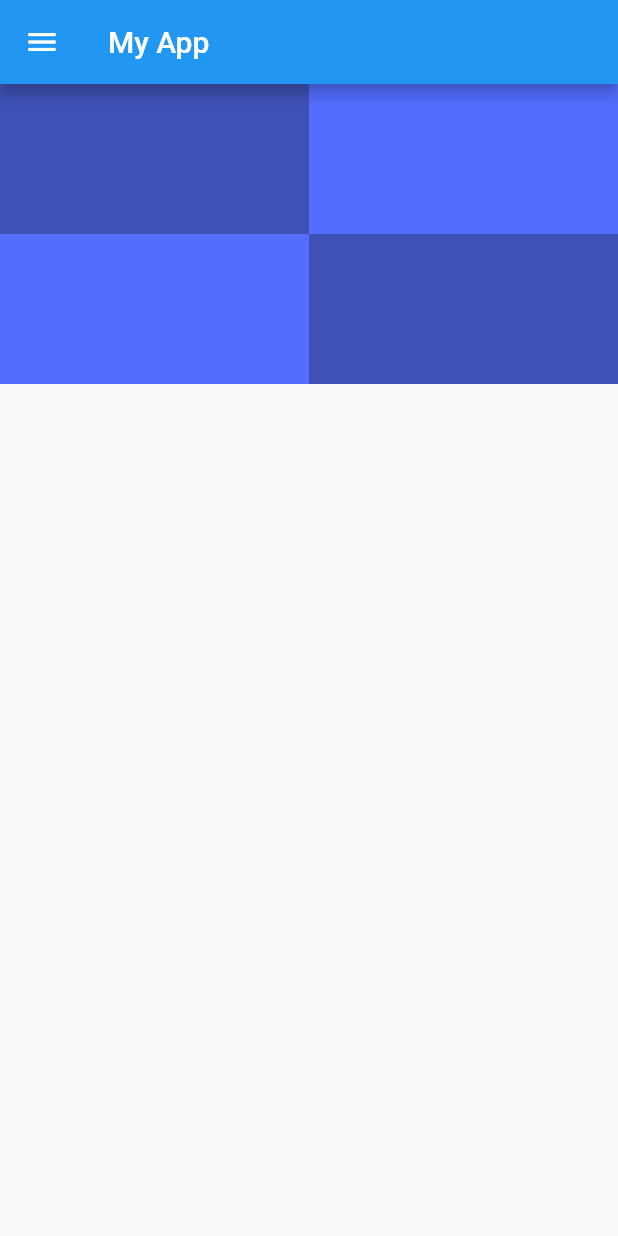
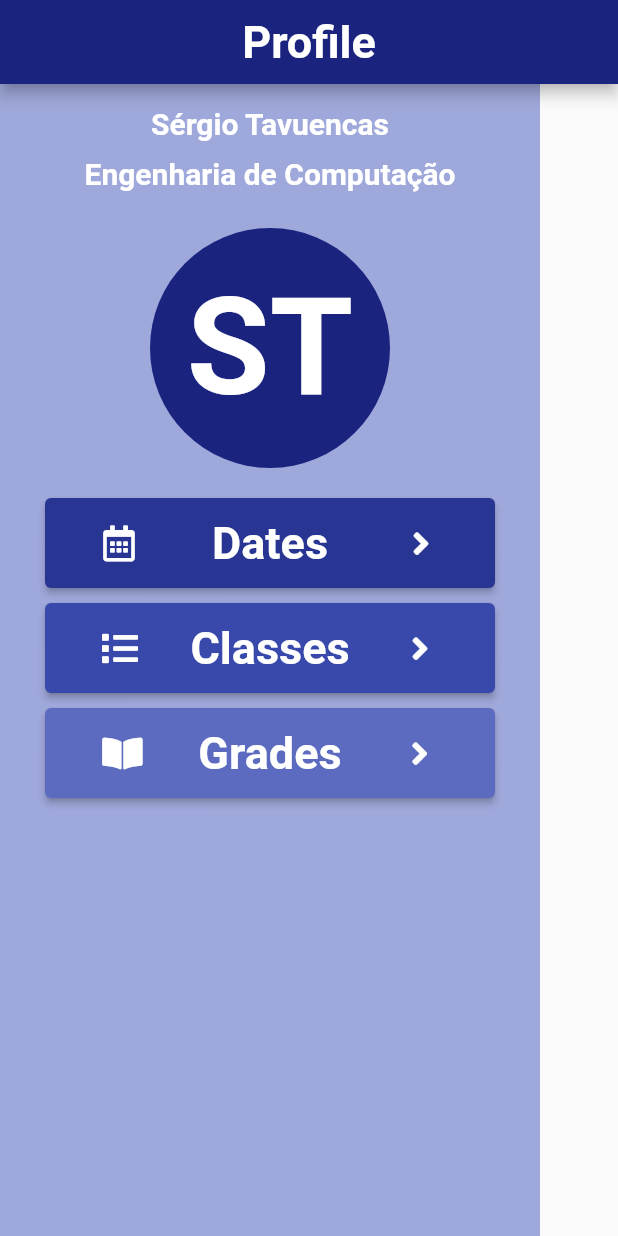
Before and after one commit to sergiotavuencas/mobile-project, a Flutter app: the screen it shows after launch, on a phone screen of 412 x 824 dp. Run offline on Flutter 3.47's test engine with Material 2 defaults, Android fonts, the phone set to English and light mode, and no system bars; our stand-ins replace font_awesome_flutter.

Commit message:
Removed exams classes, added profile classes, renamed route

```diff
--- a/my_app/lib/MyDrawer.dart
+++ b/my_app/lib/MyDrawer.dart
@@ -1,5 +1,5 @@
 import 'package:flutter/material.dart';
-import 'package:my_app/FirstRoute.dart';
+import 'package:my_app/DatesRoute.dart';
 
 import 'SecondRoute.dart';
 
@@ -18,7 +18,7 @@ class MyDrawer extends StatelessWidget {
             onTap: (){
               Navigator.push(
                 context,
-                MaterialPageRoute(builder: (context) => FirstRoute()),
+                MaterialPageRoute(builder: (context) => DatesRoute()),
               );
             },
           ),
--- /dev/null
+++ b/my_app/lib/ProfileButtons.dart
@@ -0,0 +1,152 @@
+import 'package:flutter/cupertino.dart';
+import 'package:flutter/material.dart';
+import 'package:font_awesome_flutter/font_awesome_flutter.dart';
+
+import 'DatesRoute.dart';
+
+class ProfileButtons extends StatelessWidget {
+  const ProfileButtons({
+    Key key,
+  }) : super(key: key);
+
+
+  @override
+  Widget build(BuildContext context) {
+    return Row(
+      children: [
+        Container(
+          child: Column(
+            children: [
+              Padding(
+                padding: const EdgeInsets.fromLTRB(0, 0, 0, 10),
+                child: Container(
+                  child: ConstrainedBox(
+                    constraints: BoxConstraints(
+                      minWidth: 300,
+                      minHeight: 60,
+                    ),
+                    child: ElevatedButton(
+                      child: Container(
+                        child: Row(
+                          children: [
+                            Align(
+                              alignment: Alignment.centerLeft,
+                              child: Icon(FontAwesomeIcons.calendarAlt)
+                            ),
+                            Container(
+                              alignment: Alignment.center,
+                              margin: const EdgeInsets.only( left: 50.0 , right: 50.0),
+                              child: Text("Dates")
+                            ),
+                            Align(
+                              alignment: Alignment.centerRight,
+                              child: Icon(FontAwesomeIcons.angleRight)
+                            ),
+                          ],
+                        ),
+                      ),
+                      style: ElevatedButton.styleFrom(
+                        primary: Color(0xff283593),
+                        textStyle: TextStyle(
+                          fontSize: 30,
+                          fontWeight: FontWeight.bold
+                        )
+                      ),
+                      onPressed: (){
+                        Navigator.push(context, MaterialPageRoute(builder: (context) => DatesRoute()));
+                      }
+                    )
+                  )
+                ),
+              ),
+              Padding(
+                padding: const EdgeInsets.fromLTRB(0, 0, 0, 10),
+                child: Container(
+                    child: ConstrainedBox(
+                        constraints: BoxConstraints(
+                          minWidth: 300,
+                          minHeight: 60,
+                        ),
+                        child: ElevatedButton(
+                            child: Container(
+                              child: Row(
+                                children: [
+                                  Align(
+                                      alignment: Alignment.centerLeft,
+                                      child: Icon(FontAwesomeIcons.list)
+                                  ),
+                                  Container(
+                                      alignment: Alignment.center,
+                                      margin: const EdgeInsets.only( left: 35.0 , right: 35.0),
+                                      child: Text("Classes")
+                                  ),
+                                  Align(
+                                      alignment: Alignment.centerRight,
+                                      child: Icon(FontAwesomeIcons.angleRight)
+                                  ),
+                                ],
+                              ),
+                            ),
+                            style: ElevatedButton.styleFrom(
+                                primary: Color(0xff3949AB),
+                                textStyle: TextStyle(
+                                    fontSize: 30,
+                                    fontWeight: FontWeight.bold
+                                )
+                            ),
+                            onPressed: (){
+                              //Navigator.push(context, MaterialPageRoute(builder: (context) => ClassesRoute()));
+                            }
+                        )
+                    )
+                ),
+              ),
+              Padding(
+                padding: const EdgeInsets.fromLTRB(0, 0, 0, 10),
+                child: Container(
+                    child: ConstrainedBox(
+                        constraints: BoxConstraints(
+                          minWidth: 300,
+                          minHeight: 60,
+                        ),
+                        child: ElevatedButton(
+                            child: Container(
+                              child: Row(
+                                children: [
+                                  Align(
+                                      alignment: Alignment.centerLeft,
+                                      child: Icon(FontAwesomeIcons.bookOpen)
+                                  ),
+                                  Container(
+                                      alignment: Alignment.center,
+                                      margin: const EdgeInsets.only( left: 40.0 , right: 40.0),
+                                      child: Text("Grades")
+                                  ),
+                                  Align(
+                                      alignment: Alignment.centerRight,
+                                      child: Icon(FontAwesomeIcons.angleRight)
+                                  ),
+                                ],
+                              ),
+                            ),
+                            style: ElevatedButton.styleFrom(
+                                primary: Color(0xff5C6BC0),
+                                textStyle: TextStyle(
+                                    fontSize: 30,
+                                    fontWeight: FontWeight.bold
+                                )
+                            ),
+                            onPressed: (){
+                              //Navigator.push(context, MaterialPageRoute(builder: (context) => GradesRoute()));
+                            }
+                        )
+                    )
+                ),
+              ),
+            ],
+          ),
+        ),
+      ],
+    );
+  }
+}
--- /dev/null
+++ b/my_app/lib/ProfileDetail.dart
@@ -0,0 +1,26 @@
+import 'package:flutter/material.dart';
+import 'package:my_app/models/Profile.dart';
+
+class ProfileDetail extends StatelessWidget {
+  final Profile profile;
+
+  const ProfileDetail({Key key, this.profile}) : super(key: key);
+
+  @override
+  Widget build(BuildContext context) {
+    return Scaffold(
+      appBar: AppBar(
+        title: Text("Profile"),
+      ),
+      body: Container(
+        child: Column(
+          children: [
+            Text(profile.firstName + " "),
+            Text(profile.lastName),
+            Text(profile.college),
+          ],
+        ),
+      ),
+    );
+  }
+}
--- /dev/null
+++ b/my_app/lib/ProfileTile.dart
@@ -0,0 +1,94 @@
+import 'package:flutter/material.dart';
+import 'package:my_app/ProfileButtons.dart';
+
+class ProfileTile extends StatelessWidget {
+  const ProfileTile({
+    this.firstName,
+    this.lastName,
+    this.college,
+  });
+
+  final String firstName;
+  final String lastName;
+  final String college;
+
+  @override
+  Widget build(BuildContext context) {
+    return Row(
+      children: [
+        Center(
+          child: Container(
+            color: Color(0xff9FA8DA),
+            width: 360,
+            child: Column(
+              children: [
+                Row(
+                  mainAxisAlignment: MainAxisAlignment.center,
+                  children: [
+                    Padding(
+                      padding: const EdgeInsets.fromLTRB( 0, 15, 0, 0),
+                      child: Text(
+                        firstName + " " + lastName,
+                        style: TextStyle(
+                          fontSize: 20,
+                          fontWeight: FontWeight.bold,
+                          color: Colors.white
+                        ),
+                      ),
+                    ),
+                  ],
+                ),
+                Row(
+                  mainAxisAlignment: MainAxisAlignment.center,
+                  children: [
+                    Padding(
+                      padding: const EdgeInsets.fromLTRB( 0, 10, 0, 0),
+                      child: Text(
+                        college,
+                        style: TextStyle(
+                            fontSize: 20,
+                            fontWeight: FontWeight.bold,
+                            color: Colors.white
+                        ),
+                      ),
+                    ),
+                  ],
+                ),
+                Row(
+                  mainAxisAlignment: MainAxisAlignment.center,
+                  children: [
+                    Padding(
+                      padding: const EdgeInsets.fromLTRB(0, 25, 0, 0),
+                      child: CircleAvatar(
+                        //backgroundImage: AssetImage('assets/table_cat.png'),
+                        radius: 80,
+                        backgroundColor: Color(0xff1A237E),
+                        child: Text(
+                            firstName[0] + lastName[0],
+                            style: TextStyle(
+                                fontSize: 90,
+                                fontWeight: FontWeight.bold,
+                                color: Colors.white
+                            ),
+                        )
+                      ),
+                    ),
+                  ],
+                ),
+                Row(
+                  mainAxisAlignment: MainAxisAlignment.center,
+                  children: [
+                    Padding(
+                       padding: const EdgeInsets.fromLTRB(0, 20, 0, 0),
+                       child:ProfileButtons(),
+                    ),
+                  ],
+                )
+              ],
+            ),
+          ),
+        ),
+      ],
+    );
+  }
+}
--- a/my_app/lib/main.dart
+++ b/my_app/lib/main.dart
@@ -1,7 +1,5 @@
 import 'package:flutter/material.dart';
-import 'package:my_app/MyDrawer.dart';
-
-import 'MyColumn.dart';
+import 'package:my_app/ProfileTile.dart';
 
 void main() => runApp(MyApp());
 
@@ -12,12 +10,30 @@ class MyApp extends StatelessWidget {
     return MaterialApp(
       title: "My Flutter App",
       home: Scaffold (
-        drawer: MyDrawer(),
+        //drawer: MyDrawer(),
         appBar: AppBar(
-          title: Text("My App"),
+          centerTitle: true,
+          backgroundColor: Color(0xff1A237E),
+          title: Text(
+              "Profile",
+              style: TextStyle(
+                fontSize: 30,
+                fontWeight: FontWeight.bold,
+                color: Colors.white
+              ),
+            ),
         ),
-        body: MyColumn()
+        body: ProfileTile(
+          firstName: "Sérgio",
+          lastName: "Tavuencas",
+          college: "Engenharia de Computação",
+        ),
       ),
     );
   }
 }
+
+/*
+<Widget>[
+Icon(FontAwesomeIcons.android, size: 50),
+*/
--- /dev/null
+++ b/my_app/lib/models/Profile.dart
@@ -0,0 +1,7 @@
+class Profile {
+  final String firstName;
+  final String lastName;
+  final String college;
+
+  Profile(this.firstName, this.lastName, this.college);
+}
--- a/my_app/pubspec.yaml
+++ b/my_app/pubspec.yaml
@@ -25,9 +25,11 @@ dependencies:
     sdk: flutter
 
 
+
   # The following adds the Cupertino Icons font to your application.
   # Use with the CupertinoIcons class for iOS style icons.
   cupertino_icons: ^1.0.2
+  font_awesome_flutter: ^9.0.0
 
 dev_dependencies:
   flutter_test:
```
Also changed, not shown: my_app/lib/DatesRoute.dart (added, +16 -0 lines), my_app/lib/ExamDetail.dart (deleted, +0 -27 lines), my_app/lib/ExamTile.dart (deleted, +0 -116 lines), my_app/lib/FirstRoute.dart (deleted, +0 -41 lines), my_app/lib/models/Exam.dart (deleted, +0 -8 lines), my_app/assets/table_cat.png (added), my_app/pubspec.lock.
